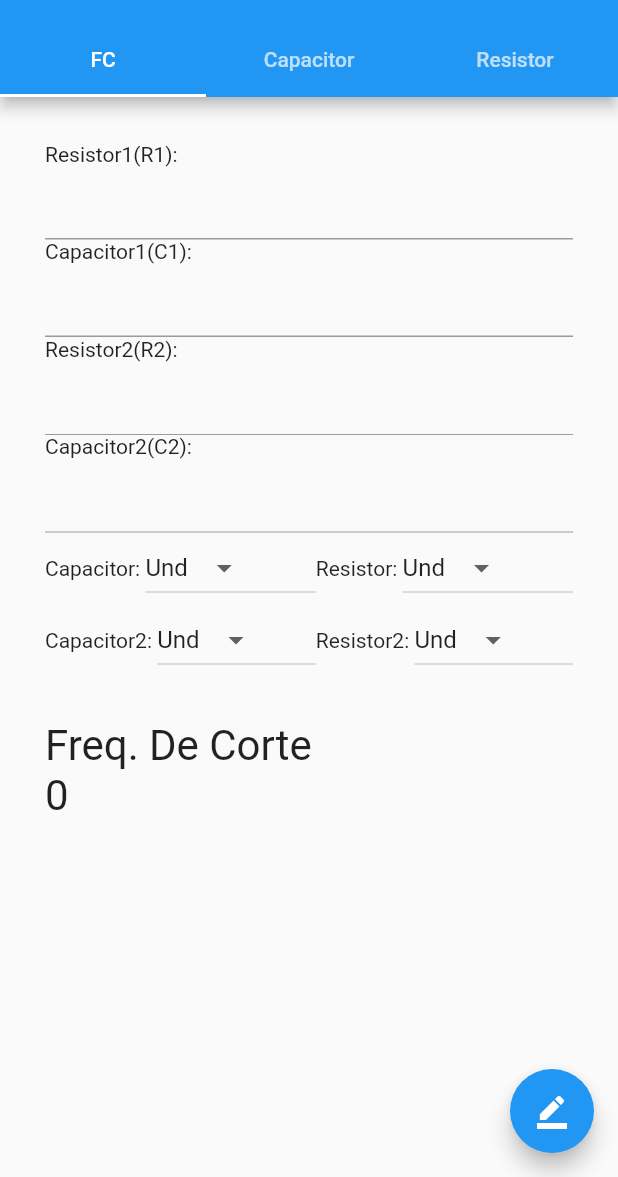
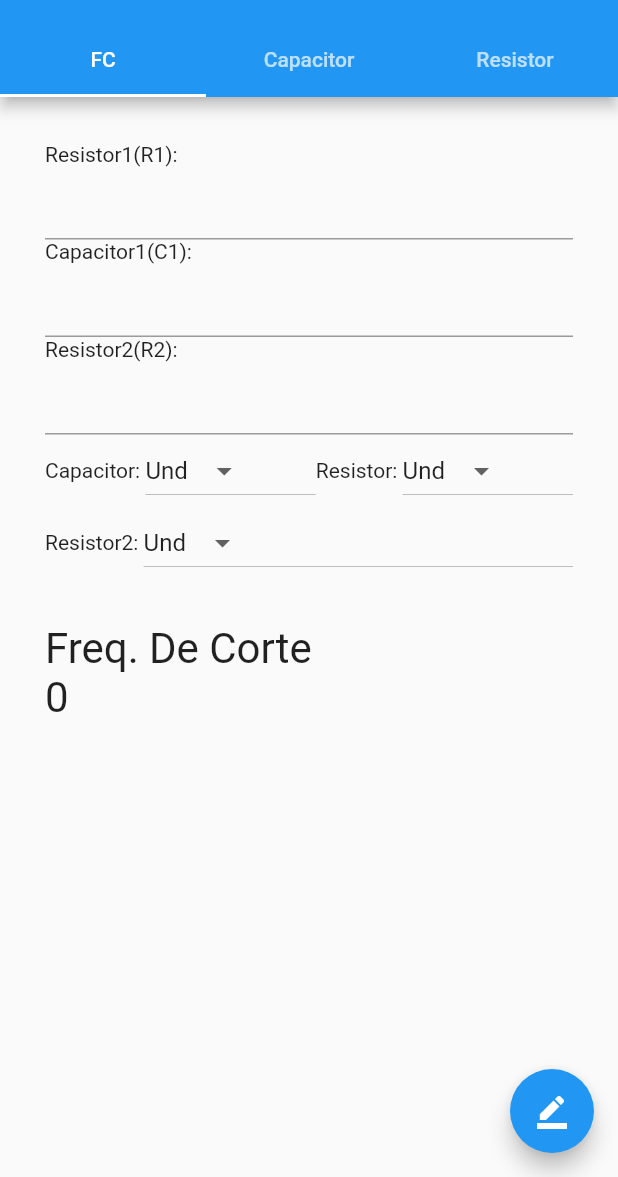
Before and after one commit to WagnerPaulino/frequencia-corte-app, a Flutter app: the screen it shows after launch, on a phone screen of 412 x 824 dp, the part 59-1236 px from its top. Run offline on Flutter 3.47's test engine with Material 2 defaults, Android fonts, the phone set to English and light mode, and no system bars.

Commit message:
Ajuste no calculo de frequencia e adição do metodo isnull em utils

```diff
--- a/lib/pages/frequencia-corte-page.dart
+++ b/lib/pages/frequencia-corte-page.dart
@@ -1,3 +1,4 @@
+import 'package:calculo/enums/niveis.dart';
 import 'package:calculo/model/frequencia-corte.dart';
 import 'package:calculo/service/frequenciaCorte-service.dart';
 import 'package:calculo/utils/utils.dart';
@@ -19,6 +20,7 @@ Function escolha;
 class _FrequenciaCortePageState extends State<FrequenciaCortePage> {
   FrequenciaCorteService fcs = new FrequenciaCorteService();
   FrequenciaCorte frequenciaCorte = new FrequenciaCorte();
+  Utils u = new Utils();
 
   num potResistor = 0;
   num potCapacitor = 0;
@@ -28,13 +30,14 @@ class _FrequenciaCortePageState extends State<FrequenciaCortePage> {
 
   calcula() {
     FrequenciaCorte f = new FrequenciaCorte();
-    f.capacitor = math.pow(10, potCapacitor) * frequenciaCorte.capacitor;
-    f.resistor = math.pow(10, potResistor) * frequenciaCorte.resistor;
-    if (frequenciaCorte.capacitor2 != null &&
-        frequenciaCorte.resistor2 != null) {
-      f.capacitor2 = math.pow(10, potCapacitor2) * frequenciaCorte.capacitor2;
-      f.resistor2 = math.pow(10, potResistor2) * frequenciaCorte.resistor2;
-    }
+    f.capacitor =
+        math.pow(10, potCapacitor) * u.isNull(frequenciaCorte.capacitor, 0.0);
+    f.capacitor2 =
+        math.pow(10, potCapacitor2) * u.isNull(frequenciaCorte.capacitor2, 0.0);
+    f.resistor =
+        math.pow(10, potResistor) * u.isNull(frequenciaCorte.resistor, 0.0);
+    f.resistor2 =
+        math.pow(10, potResistor2) * u.isNull(frequenciaCorte.resistor2, 0.0);
     frequenciaCorte.frequencia = fcs.calcular(f, widget.escolha()).frequencia;
     f = new FrequenciaCorte();
   }
@@ -45,7 +48,6 @@ class _FrequenciaCortePageState extends State<FrequenciaCortePage> {
     setCallback(this.setState);
     super.initState();
   }
-
 
   isEnable() {
     if (frequenciaCorte.capacitor != 0 && frequenciaCorte.resistor != 0) {
@@ -68,6 +70,7 @@ class _FrequenciaCortePageState extends State<FrequenciaCortePage> {
                 mainAxisAlignment: MainAxisAlignment.center,
                 crossAxisAlignment: CrossAxisAlignment.start,
                 children: <Widget>[
+                  //Resistor1
                   new Text("Resistor1(R1): ", textScaleFactor: 1),
                   new TextField(
                       onChanged: (t) {
@@ -77,6 +80,7 @@ class _FrequenciaCortePageState extends State<FrequenciaCortePage> {
                       },
                       style: new TextStyle(
                           fontSize: 25.0, height: 1.0, color: Colors.black)),
+                  //Capacitor1
                   new Text("Capacitor1(C1): ", textScaleFactor: 1),
                   new TextField(
                       onChanged: (t) {
@@ -86,29 +90,38 @@ class _FrequenciaCortePageState extends State<FrequenciaCortePage> {
                       },
                       style: new TextStyle(
                           fontSize: 25.0, height: 1.0, color: Colors.black)),
-                  new Text("Resistor2(R2): ", textScaleFactor: 1),
-                  new TextField(
+                  //Resistor 2
+                  nivel == Nivel.ALTA
+                      ? new Text("Resistor2(R2): ", textScaleFactor: 1)
+                      : new Container(height: 0),
+                  nivel == Nivel.ALTA
+                      ? new TextField(
                           onChanged: (t) {
                             frequenciaCorte.resistor2 =
                                 t.isEmpty ? null : double.parse(t);
                           },
                           style: new TextStyle(
-                        fontSize: 25.0, height: 1.0, color: Colors.black),
-                    enabled: this.enabled,
-                  ),
-                  new Text("Capacitor2(C2): ", textScaleFactor: 1),
-                  new TextField(
+                              fontSize: 25.0, height: 1.0, color: Colors.black))
+                      : Container(height: 0),
+                  //Capacitor2
+                  nivel == Nivel.BAIXA
+                      ? new Text("Capacitor2(C2): ", textScaleFactor: 1)
+                      : new Container(height: 0),
+                  nivel == Nivel.BAIXA
+                      ? new TextField(
                           onChanged: (t) {
                             frequenciaCorte.capacitor2 =
                                 t.isEmpty ? null : double.parse(t);
                           },
                           style: new TextStyle(
-                          fontSize: 25.0, height: 1.0, color: Colors.black),
-                      enabled: this.enabled),
+                              fontSize: 25.0, height: 1.0, color: Colors.black))
+                      : new Container(height: 0),
+                  //Potencias
                   new Row(
                     mainAxisSize: MainAxisSize.min,
                     crossAxisAlignment: CrossAxisAlignment.center,
                     children: <Widget>[
+                      //Capacitor1
                       new Text("Capacitor: "),
                       new Expanded(
                           child: new DropdownButton(
@@ -120,6 +133,7 @@ class _FrequenciaCortePageState extends State<FrequenciaCortePage> {
                           });
                         },
                       )),
+                      //Resitor 1
                       new Text("Resistor: "),
                       new Expanded(
                           child: new DropdownButton(
@@ -139,8 +153,12 @@ class _FrequenciaCortePageState extends State<FrequenciaCortePage> {
                         mainAxisSize: MainAxisSize.min,
                         crossAxisAlignment: CrossAxisAlignment.center,
                         children: <Widget>[
-                          new Text("Capacitor2: "),
-                          new Expanded(
+                          //Capacitor 2
+                          nivel == Nivel.BAIXA
+                              ? new Text("Capacitor2: ")
+                              : new Container(height: 0),
+                          nivel == Nivel.BAIXA
+                              ? new Expanded(
                                   child: new DropdownButton(
                                   value: potCapacitor2,
                                   items: Utils.getDropDownMenuItems(),
@@ -149,9 +167,14 @@ class _FrequenciaCortePageState extends State<FrequenciaCortePage> {
                                       potCapacitor2 = t;
                                     });
                                   },
-                          )),
-                          new Text("Resistor2: "),
-                          new Expanded(
+                                ))
+                              : new Container(height: 0),
+                          // Resistor 2
+                          nivel == Nivel.ALTA
+                              ? new Text("Resistor2: ")
+                              : new Container(height: 0),
+                          nivel == Nivel.ALTA
+                              ? new Expanded(
                                   child: new DropdownButton(
                                   value: potResistor2,
                                   items: Utils.getDropDownMenuItems(),
@@ -161,8 +184,10 @@ class _FrequenciaCortePageState extends State<FrequenciaCortePage> {
                                     });
                                   },
                                 ))
+                              : new Container(height: 0)
                         ],
                       )),
+                  //Resultado
                   new Text("Freq. De Corte", textScaleFactor: 2),
                   new Text(
                       frequenciaCorte.frequencia == null
```
Also changed, not shown: lib/service/frequenciaCorte-service.dart (+0 -12 lines), lib/utils/utils.dart (+9 -1 lines). Lines whose indentation alone changed are shown as unchanged.
